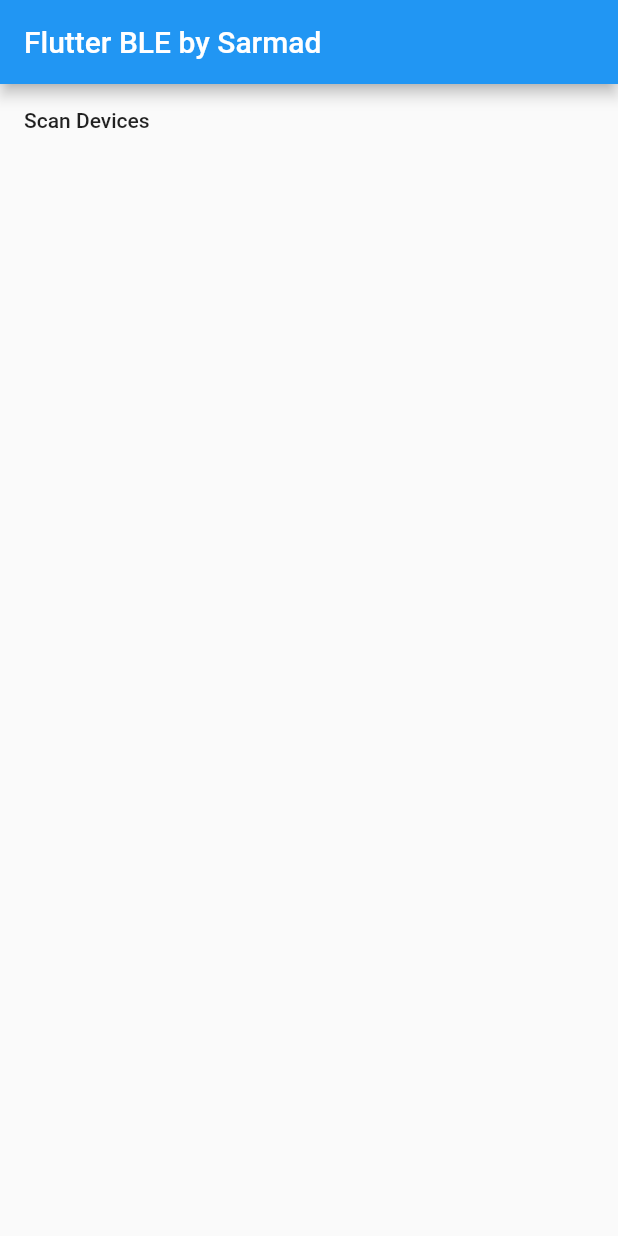
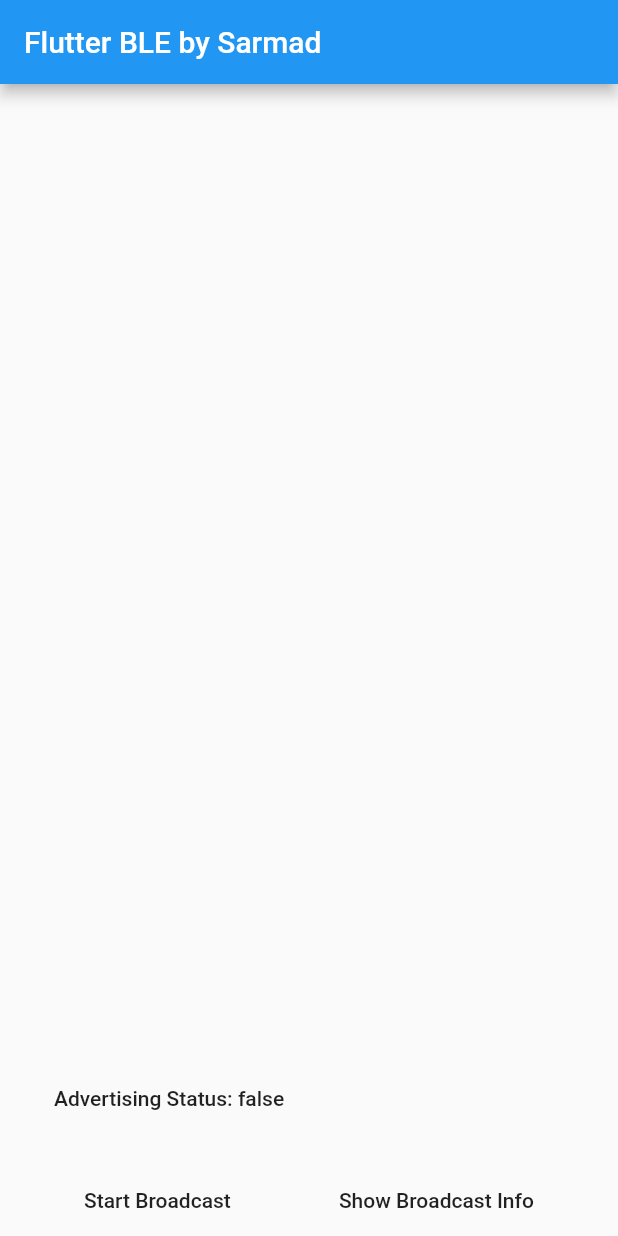
Before and after one commit to 78sarmad/flutter-bluetooth-app, a Flutter app: the screen it shows after launch, on a phone screen of 412 x 824 dp. Run offline on Flutter 3.47's test engine with Material 2 defaults, Android fonts, the phone set to English and light mode, and no system bars; our stand-ins replace flutter_blue; missing offline and left inert: beacon_broadcast.

```diff
--- a/lib/main.dart
+++ b/lib/main.dart
@@ -1,3 +1,6 @@
+import 'dart:async';
+
+import 'package:beacon_broadcast/beacon_broadcast.dart';
 import 'package:flutter/material.dart';
 import 'package:flutter_blue/flutter_blue.dart';
 
@@ -19,7 +22,7 @@ class MyHomePage extends StatefulWidget {
   MyHomePage({Key key, this.title}) : super(key: key);
 
   final String title;
-  final FlutterBlue flutterBlue = FlutterBlue.instance;
+  FlutterBlue flutterBlue = FlutterBlue.instance;
   final List<BluetoothDevice> devicesList = new List<BluetoothDevice>();
 
   @override
@@ -51,10 +54,76 @@ class _MyHomePageState extends State<MyHomePage> {
     widget.flutterBlue.startScan();
   }
 
+  static const String uuid = '39ED98FF-2900-441A-802F-9C398FC199D2';
+  static const int majorId = 1;
+  static const int minorId = 100;
+  static const int transmissionPower = -59;
+  static const AdvertiseMode advertiseMode = AdvertiseMode.lowPower;
+  BeaconBroadcast beaconBroadcast = BeaconBroadcast();
+
+  void _startBroadcast() {
+    beaconBroadcast
+        .setUUID(uuid)
+        .setMajorId(majorId)
+        .setMinorId(minorId)
+        .setTransmissionPower(transmissionPower)
+        .setAdvertiseMode(advertiseMode)
+        .start();
+  }
+
+  BeaconStatus _isTransmissionSupported;
+  bool _isAdvertising = false;
+  StreamSubscription<bool> _isAdvertisingSubscription;
+
   @override
   void initState() {
     super.initState();
     _scanDevices();
+
+    beaconBroadcast
+        .checkTransmissionSupported()
+        .then((isTransmissionSupported) {
+      setState(() {
+        _isTransmissionSupported = isTransmissionSupported;
+      });
+    });
+
+    _isAdvertisingSubscription =
+        beaconBroadcast.getAdvertisingStateChange().listen((isAdvertising) {
+      setState(() {
+        _isAdvertising = isAdvertising;
+      });
+    });
+  }
+
+  Future<void> _showBroadcastInfo() async {
+    return showDialog<void>(
+      context: context,
+      barrierDismissible: false, // user must tap button!
+      builder: (BuildContext context) {
+        return AlertDialog(
+          title: const Text('Broadcast Info'),
+          content: SingleChildScrollView(
+            child: ListBody(
+              children: const <Widget>[
+                Text('UUID: $uuid'),
+                Text('Major id: $majorId'),
+                Text('Minor id: $minorId'),
+                Text('Tx Power: $transmissionPower'),
+              ],
+            ),
+          ),
+          actions: <Widget>[
+            TextButton(
+              child: const Text('Approve'),
+              onPressed: () {
+                Navigator.of(context).pop();
+              },
+            ),
+          ],
+        );
+      },
+    );
   }
 
   @override
@@ -67,7 +136,35 @@ class _MyHomePageState extends State<MyHomePage> {
             Container(
               child: _buildListViewOfDevices(),
             ),
-            FlatButton(onPressed: _scanDevices, child: Text("Scan Devices")),
+            Positioned(
+              left: 20.0,
+              bottom: 20.0,
+              child: FlatButton(
+                onPressed: () {},
+                child: Text("Advertising Status: $_isAdvertising"),
+              ),
+            ),
+          ],
+        ),
+        bottomNavigationBar: Row(
+          mainAxisAlignment: MainAxisAlignment.spaceEvenly,
+          children: [
+            FlatButton(
+                onPressed: _startBroadcast, child: Text("Start Broadcast")),
+            FlatButton(
+              onPressed: () => showDialog<String>(
+                context: context,
+                builder: (BuildContext context) => AlertDialog(
+                  actions: <Widget>[
+                    TextButton(
+                      onPressed: () => Navigator.pop(context, 'OK'),
+                      child: const Text('Close'),
+                    ),
+                  ],
+                ),
+              ),
+              child: Text("Show Broadcast Info"),
+            ),
           ],
         ),
       );
--- a/pubspec.yaml
+++ b/pubspec.yaml
@@ -25,6 +25,7 @@ dependencies:
     sdk: flutter
   flutter_blue: 0.6.3+1
   toast: ^0.1.5
+  beacon_broadcast: ^0.2.1
 
 
   # The following adds the Cupertino Icons font to your application.
```
Also changed, not shown: pubspec.lock, 1 other file.
